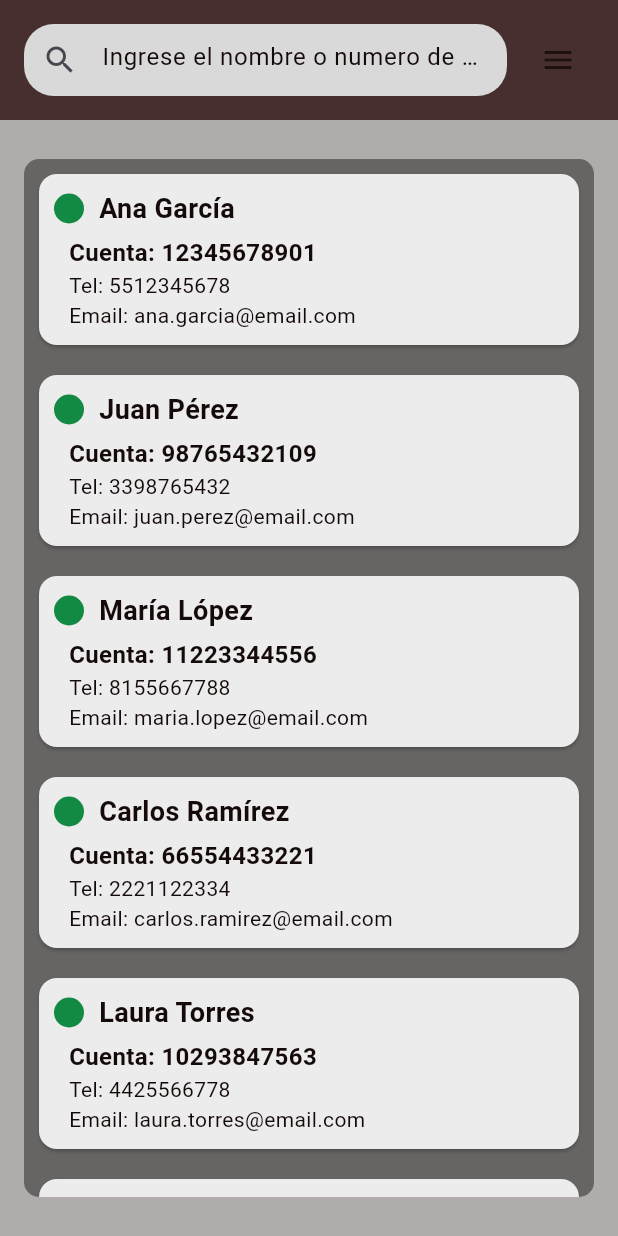
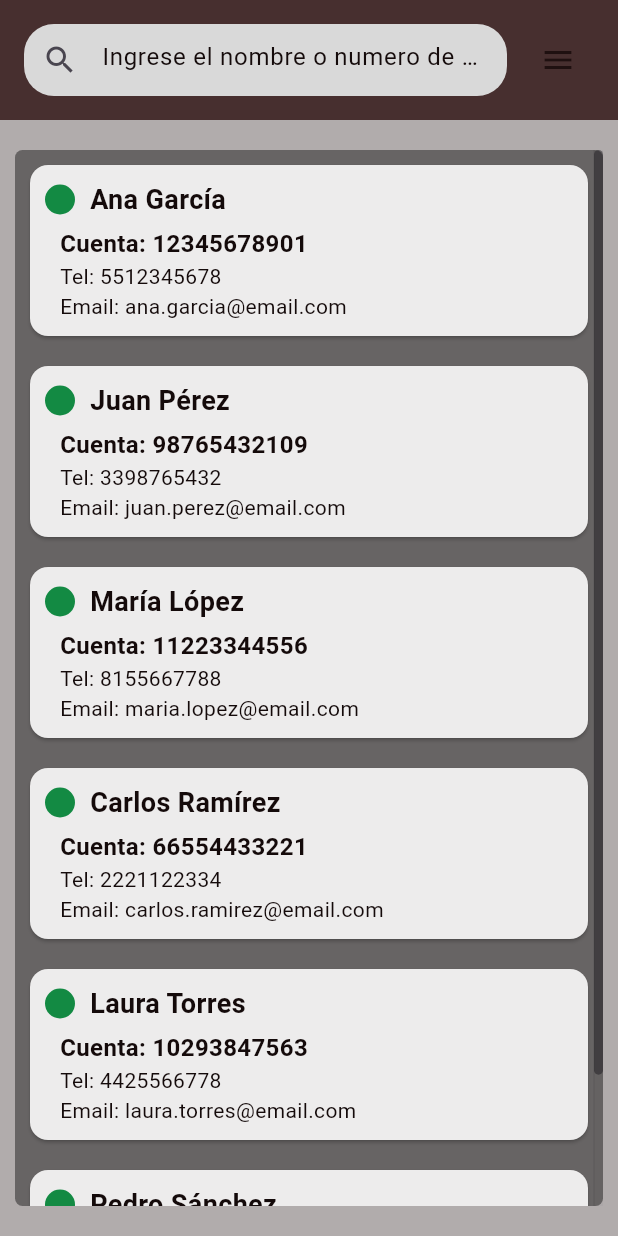
Before and after one commit to Falzo186/aplicacionbancaria, a Flutter app: the VistaVentanilla screen opened directly with sample values from the repository, on a phone screen of 412 x 824 dp. Run offline on Flutter 3.47's test engine with Material 3 defaults, Android fonts, the phone set to English and light mode, and no system bars; missing offline and left inert: window_size.

Commit message:
Ventanilla_Desing

```diff
--- a/lib/Vista/Vista_Ventanilla.dart
+++ b/lib/Vista/Vista_Ventanilla.dart
@@ -29,6 +29,7 @@ class _VentanillaScreenState extends State<VistaVentanilla> {
   bool _showMenu = false;
   double _menuWidth = 0;
   TextEditingController _searchController = TextEditingController();
+  final ScrollController _scrollController = ScrollController();
   final controlador = ControladorVentanilla();
   final controladorCliente = ControladorDatoscliente();
   List<Cliente> clientes = [];
@@ -104,22 +105,30 @@ class _VentanillaScreenState extends State<VistaVentanilla> {
       body: Stack(
         children: [
           Padding(
-            padding: const EdgeInsets.all(16.0),
+            padding: const EdgeInsets.all(10.0),
             child: Column(
               children: [
                 SizedBox(height: 10),
                 Expanded(
                   child: Container(
                     decoration: BoxDecoration(
-                      borderRadius: BorderRadius.circular(10),
+                      borderRadius: BorderRadius.circular(5),
                       color: colorFondo,
                     ),
+                    child: Scrollbar(
+                      thumbVisibility: true,
+                      thickness: 6,
+                      radius: Radius.circular(20),
+                      trackVisibility: true,
+                      controller: _scrollController,
                       child: ListView.builder(
+                        controller: _scrollController,
                         itemCount: filteredClientes.length,
                         itemBuilder: (context, index) {
                           final cliente = filteredClientes[index];
                           return _buildClientCard(cliente);
                         },
+                      ),
                     ),
                   ),
                 ),
```
Lines whose indentation alone changed are shown as unchanged.
